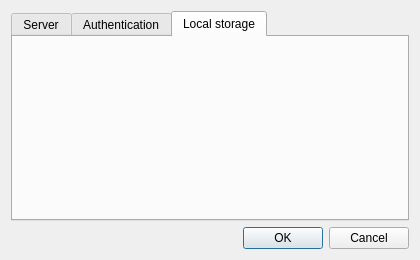
Before: the Qt Designer form qboprox/repoconfig.ui in alexbarcelo/boprox, drawn with Qt 5.
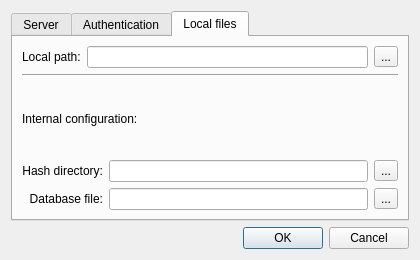
After: the same form once the commit is applied. The open tabs and pages were chosen to show the change.

Commit message: More work in repositories list and configuration

```diff
--- a/qboprox/repoconfig.ui
+++ b/qboprox/repoconfig.ui
@@ -234,8 +234,89 @@
      </widget>
      <widget class="QWidget" name="tabStorage">
       <attribute name="title">
-       <string>Local storage</string>
+       <string>Local files</string>
       </attribute>
+      <layout class="QVBoxLayout" name="verticalLayout_3">
+       <item>
+        <layout class="QHBoxLayout" name="horizontalLayout">
+         <item>
+          <widget class="QLabel" name="labelLocalPath">
+           <property name="text">
+            <string>Local path:</string>
+           </property>
+          </widget>
+         </item>
+         <item>
+          <widget class="QLineEdit" name="lineEditLocalPath"/>
+         </item>
+         <item>
+          <widget class="QToolButton" name="toolButtonLocalPath">
+           <property name="text">
+            <string>...</string>
+           </property>
+          </widget>
+         </item>
+        </layout>
+       </item>
+       <item>
+        <widget class="Line" name="line">
+         <property name="orientation">
+          <enum>Qt::Horizontal</enum>
+         </property>
+        </widget>
+       </item>
+       <item>
+        <widget class="QLabel" name="labelInternal">
+         <property name="text">
+          <string>Internal configuration:</string>
+         </property>
+        </widget>
+       </item>
+       <item>
+        <layout class="QGridLayout" name="gridLayout_3">
+         <item row="0" column="0">
+          <widget class="QLabel" name="labelHashes">
+           <property name="text">
+            <string>Hash directory:</string>
+           </property>
+           <property name="alignment">
+            <set>Qt::AlignRight|Qt::AlignTrailing|Qt::AlignVCenter</set>
+           </property>
+          </widget>
+         </item>
+         <item row="0" column="1">
+          <widget class="QLineEdit" name="lineEditHashes"/>
+         </item>
+         <item row="0" column="2">
+          <widget class="QToolButton" name="toolButtonHashes">
+           <property name="text">
+            <string>...</string>
+           </property>
+          </widget>
+         </item>
+         <item row="1" column="2">
+          <widget class="QToolButton" name="toolButtonDB">
+           <property name="text">
+            <string>...</string>
+           </property>
+          </widget>
+         </item>
+         <item row="1" column="1">
+          <widget class="QLineEdit" name="lineEditDB"/>
+         </item>
+         <item row="1" column="0">
+          <widget class="QLabel" name="labelDB">
+           <property name="text">
+            <string>Database file:</string>
+           </property>
+           <property name="alignment">
+            <set>Qt::AlignRight|Qt::AlignTrailing|Qt::AlignVCenter</set>
+           </property>
+          </widget>
+         </item>
+        </layout>
+       </item>
+      </layout>
      </widget>
     </widget>
    </item>
```
Left out of the diff: 24 changed lines with no effect on the pictures. The commit also changes 5 other files.
